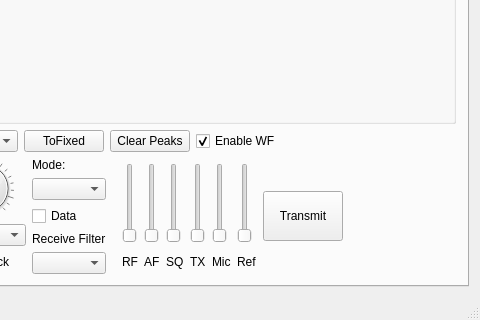
The window that wfmain.ui (adecarolis/wfweb) describes before a commit, drawn with Qt 5; both pictures show x 330 to 810 and y 262 to 582 of the 810 by 582 pixel window.
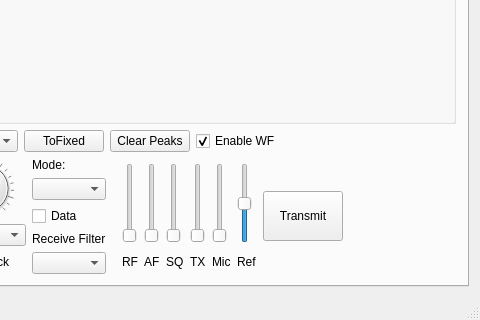
The same window after the commit. Custom widgets are drawn as their Qt base class.

The edit to the form file:
```diff
--- a/wfmain.ui
+++ b/wfmain.ui
@@ -543,6 +543,15 @@
               <property name="toolTip">
                <string>Spectrum Reference Level Adjust</string>
               </property>
+              <property name="minimum">
+               <number>-200</number>
+              </property>
+              <property name="maximum">
+               <number>200</number>
+              </property>
+              <property name="singleStep">
+               <number>5</number>
+              </property>
               <property name="orientation">
                <enum>Qt::Vertical</enum>
               </property>
```
